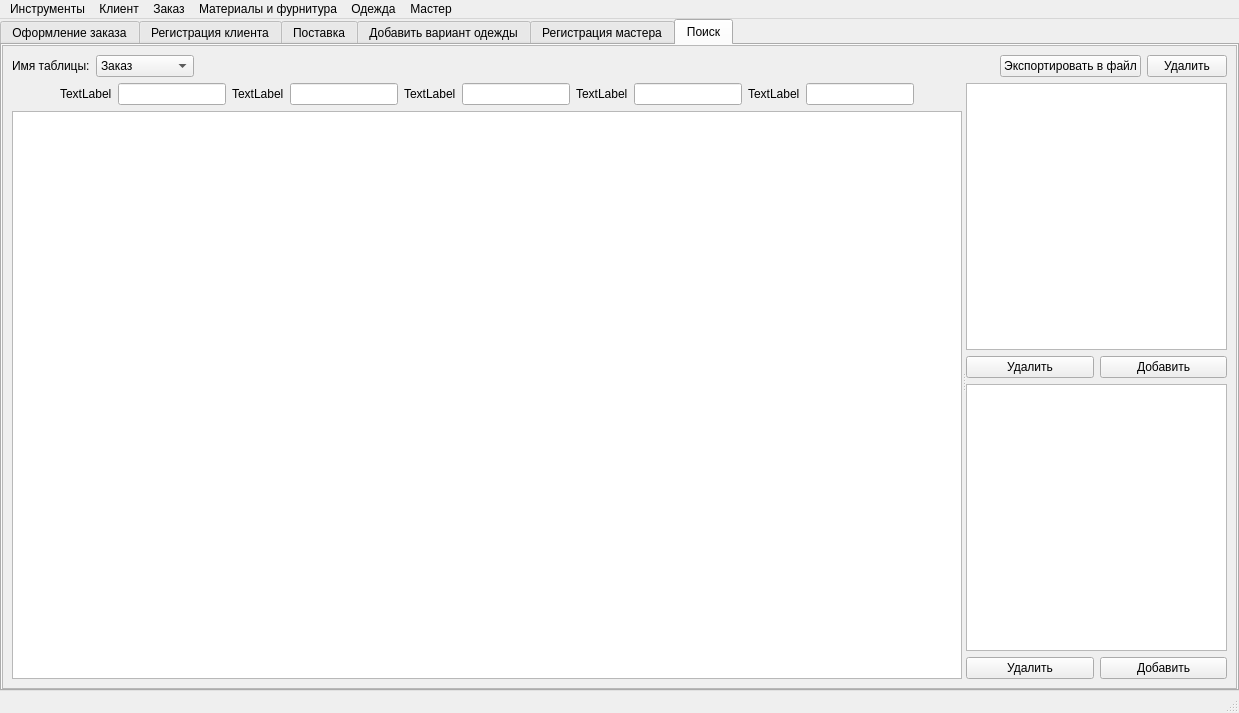
Nazarovv676/Studio, file mainwindow.ui: the form before one commit.
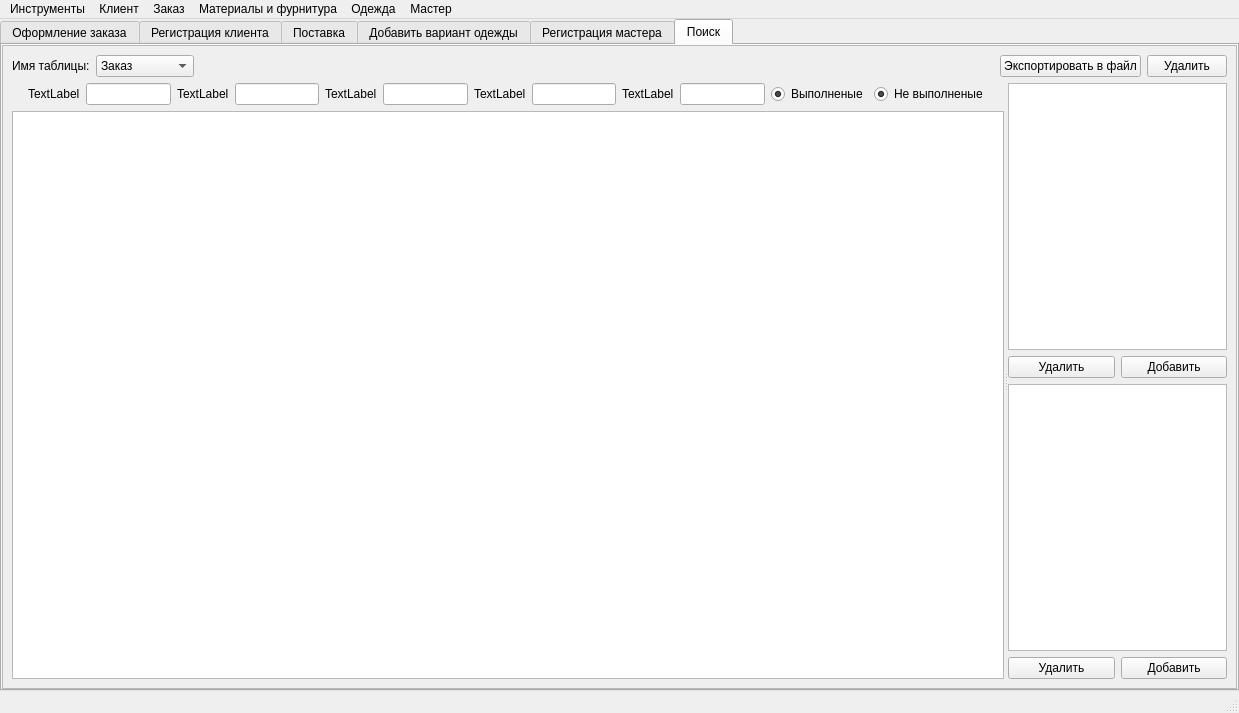
The form after the commit. Icons and pictures are not drawn.

Commit message: Add itemdelegatecheckbox and search by complited and unfulfilled orders

Patch:
```diff
--- a/mainwindow.ui
+++ b/mainwindow.ui
@@ -1908,6 +1908,32 @@
                     </item>
                    </layout>
                   </item>
+                  <item>
+                   <widget class="QRadioButton" name="radioButton_searchCompleted">
+                    <property name="text">
+                     <string>Выполненые</string>
+                    </property>
+                    <property name="checked">
+                     <bool>true</bool>
+                    </property>
+                    <property name="autoExclusive">
+                     <bool>false</bool>
+                    </property>
+                   </widget>
+                  </item>
+                  <item>
+                   <widget class="QRadioButton" name="radioButton_searchUnfulfilled">
+                    <property name="text">
+                     <string>Не выполненые</string>
+                    </property>
+                    <property name="checked">
+                     <bool>true</bool>
+                    </property>
+                    <property name="autoExclusive">
+                     <bool>false</bool>
+                    </property>
+                   </widget>
+                  </item>
                   <item>
                    <spacer name="horizontalSpacer_50">
                     <property name="orientation">
```
Left out of the diff: 22 changed lines with no effect on the pictures. The commit also changes 7 other files.
